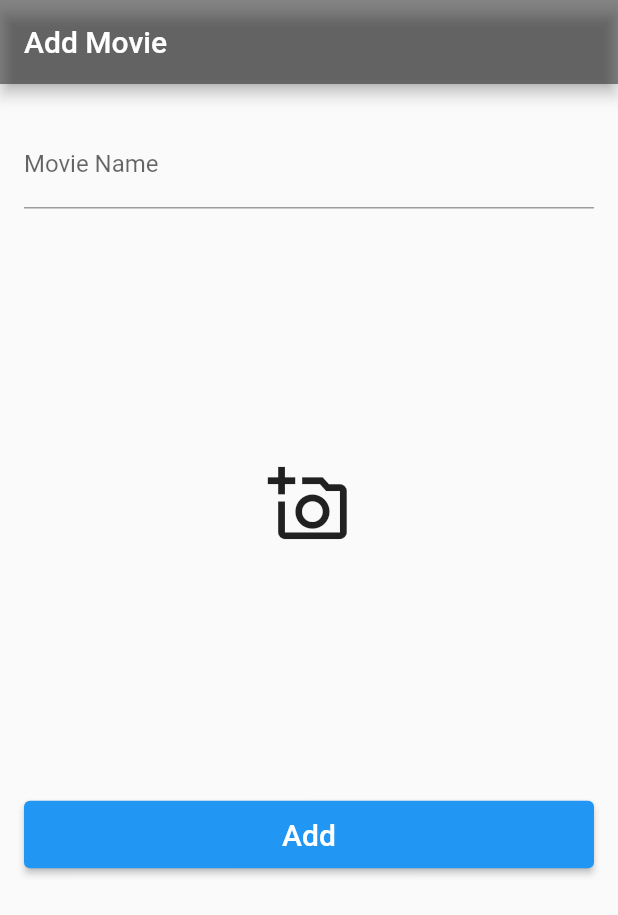
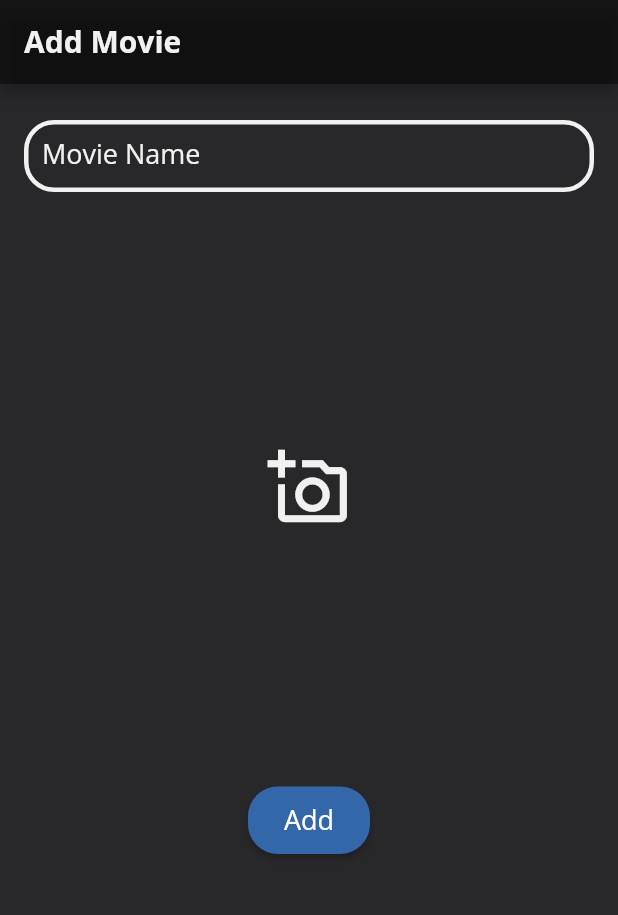
Before and after one commit to PrarthanaBhatt/movie_app, a Flutter app: the AddMovie screen opened by its route, on a phone screen of 412 x 824 dp. Shown: the top 915 px of the screen. Run offline on Flutter 3.47's test engine with Material 2 defaults, Android fonts, the phone set to English and light mode, and no system bars; our stand-ins replace connectivity_plus, dio, flutter_riverpod, go_router, image_picker, shared_preferences and 1 more; accounts and stored records are empty; project files that could hold a hidden picture were left out.

Commit message:
add common widgets and changes in the theme and UI

```diff
--- a/lib/src/components/widgets/common_text_form_field.dart
+++ b/lib/src/components/widgets/common_text_form_field.dart
@@ -14,7 +14,7 @@ class CommonTextFormField extends StatelessWidget {
   final Widget? suffixIcon;
   final bool? readOnly;
   final Function(String)? onChanged;
-  final String? Function(String?)? validator;
+  final Function(String?)? validator;
   final void Function()? onTap;
 
   const CommonTextFormField({
@@ -83,8 +83,9 @@ class CommonTextFormField extends StatelessWidget {
           contentPadding:
               const EdgeInsets.symmetric(vertical: 12.0, horizontal: 12.0),
         ),
-        validator: validator,
+        validator: (str) => validator!.call(str),
         onTap: onTap,
+        onChanged: onChanged,
       ),
     );
   }
--- a/lib/src/ui/add_movie/add_movie.dart
+++ b/lib/src/ui/add_movie/add_movie.dart
@@ -4,6 +4,8 @@ import 'package:flutter/material.dart';
 import 'package:flutter/services.dart';
 import 'package:flutter_riverpod/flutter_riverpod.dart';
 import 'package:image_picker/image_picker.dart';
+import 'package:movie_app/src/components/widgets/common_app_button.dart';
+import 'package:movie_app/src/components/widgets/common_text_form_field.dart';
 import 'package:movie_app/src/models/movie.dart';
 import 'package:movie_app/src/utils/helpers/movie_sql_helper.dart';
 
@@ -21,9 +23,18 @@ class _AddMovieState extends ConsumerState<AddMovie> {
   @override
   Widget build(BuildContext context) {
     return Scaffold(
+      backgroundColor: const Color(0xFF28282B),
       resizeToAvoidBottomInset: true,
       appBar: AppBar(
-        title: const Text("Add Movie"),
+        title: const Text(
+          "Add Movie",
+          style: TextStyle(
+            fontFamily: 'OpenSans',
+            fontSize: 20,
+            color: Color(0xFFF1F1F1),
+            fontWeight: FontWeight.bold,
+          ),
+        ),
         backgroundColor: Colors.black45,
       ),
       body: Form(
@@ -34,34 +45,21 @@ class _AddMovieState extends ConsumerState<AddMovie> {
             child: Column(
               crossAxisAlignment: CrossAxisAlignment.center,
               children: [
-                Padding(
-                  padding:
-                      const EdgeInsets.symmetric(horizontal: 8, vertical: 12.0),
-                  child: TextFormField(
+                CommonTextFormField(
+                  keyboardType: TextInputType.text,
                   textCapitalization: TextCapitalization.words,
-                    keyboardType: TextInputType.text,
-                    controller: movieNameController,
                   inputFormatters: [
                     FilteringTextInputFormatter.allow(RegExp("[a-zA-Z ]")),
                     FilteringTextInputFormatter.deny(RegExp(r"^\s*")),
                   ],
-                    decoration: const InputDecoration(
-                      enabledBorder: UnderlineInputBorder(
-                        borderSide: BorderSide(color: Colors.grey),
-                      ),
-                      focusedBorder: UnderlineInputBorder(
-                        borderSide: BorderSide(color: Colors.blue),
-                      ),
-                      border: UnderlineInputBorder(),
-                      labelText: "Movie Name",
-                    ),
+                  labelText: 'Movie Name',
+                  controller: movieNameController,
                   validator: (value) {
                     if (value == null || value.isEmpty) {
                       return 'Please enter movie name';
                     }
                     return null;
                   },
-                  ),
                 ),
                 if (image != null)
                   Container(
@@ -81,7 +79,8 @@ class _AddMovieState extends ConsumerState<AddMovie> {
                     width: MediaQuery.of(context).size.width * 0.25,
                     child: IconButton(
                       padding: const EdgeInsets.all(10.0),
-                      icon: const Icon(Icons.add_a_photo_outlined, size: 55.0),
+                      icon: const Icon(Icons.add_a_photo_outlined,
+                          color: Color(0xFFF1F1F1), size: 55.0),
                       onPressed: () async {
                         try {
                           final XFile? xFile = await ImagePicker()
@@ -95,14 +94,8 @@ class _AddMovieState extends ConsumerState<AddMovie> {
                       },
                     ),
                   ),
-                Padding(
-                  padding:
-                      const EdgeInsets.symmetric(horizontal: 8, vertical: 12.0),
-                  child: Center(
-                    child: SizedBox(
-                      width: double.maxFinite,
-                      height: 45,
-                      child: ElevatedButton(
+                CommonAppButton(
+                  text: 'Add',
                   onPressed: () {
                     if (_formKey.currentState!.validate()) {
                       //INFO: Below code when adding new data using Movie model and rendering UI using statenotifierprovider
@@ -120,14 +113,8 @@ class _AddMovieState extends ConsumerState<AddMovie> {
 
                       //INFO: Below code when need to add new record to the database and rendering list from DB
                       const String holderValue = "Item added";
-                            MovieSQLHelper.createItem(
-                                movieNameController.text,
-                                "",
-                                "Random Test image description ",
-                                "",
-                                "",
-                                "en",
-                                "");
+                      MovieSQLHelper.createItem(movieNameController.text, "",
+                          "Random Test image description ", "", "", "en", "");
                       Navigator.pop(context, holderValue);
                     } else {
                       ScaffoldMessenger.of(context).showSnackBar(
@@ -136,13 +123,6 @@ class _AddMovieState extends ConsumerState<AddMovie> {
                       );
                     }
                   },
-                        child: const Text(
-                          'Add',
-                          style: TextStyle(fontSize: 20),
-                        ),
-                      ),
-                    ),
-                  ),
                 ),
               ],
             ),
--- a/lib/src/ui/auth/login/login_screen.dart
+++ b/lib/src/ui/auth/login/login_screen.dart
@@ -53,6 +53,9 @@ class _LoginScreen extends BaseConsumerState<LoginScreen, LoginScreenVm> {
                 maxLength: 10,
                 labelText: 'Mobile Number',
                 controller: mobileNumberController,
+                onChanged: (value) {
+                  print("Value changes $value");
+                },
                 validator: (value) {
                   if (value == null || value.isEmpty) {
                     return 'Please enter your mobile number';
```
Also changed, not shown: lib/src/components/widgets/common_app_button.dart (+1 -8 lines), lib/src/ui/dashboard_db_movie/movie_db_dashboard.dart (+18 -5 lines), lib/src/ui/movie_detail/movie_details.dart (+40 -4 lines), lib/src/ui/splash_screen/splash_screen.dart (+0 -16 lines). Lines whose indentation alone changed are shown as unchanged.
